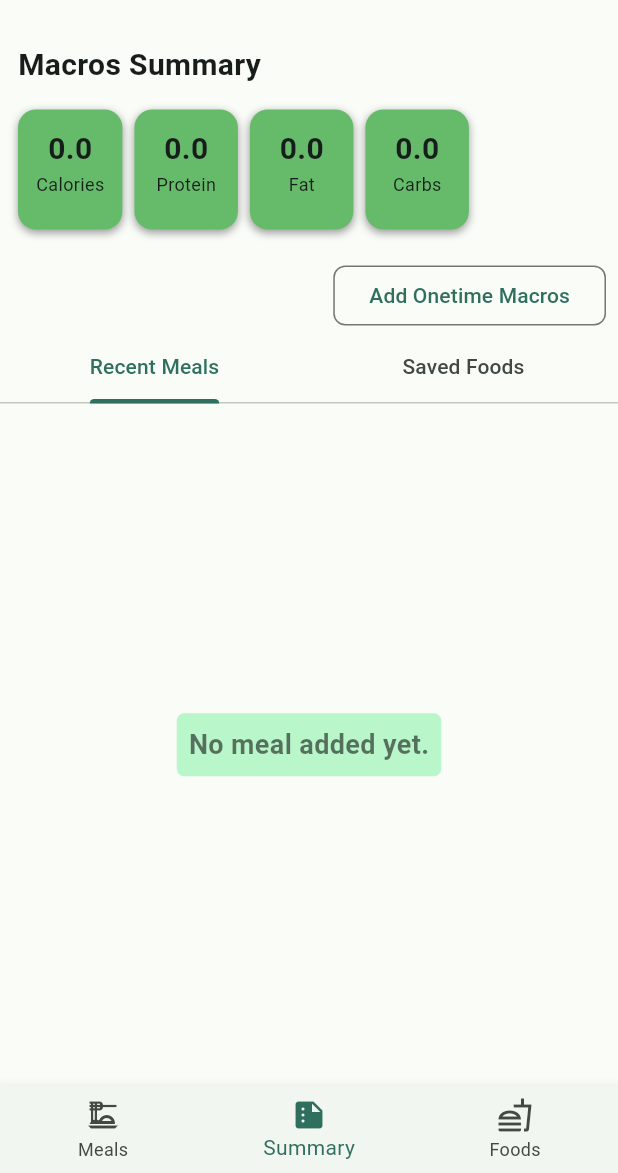
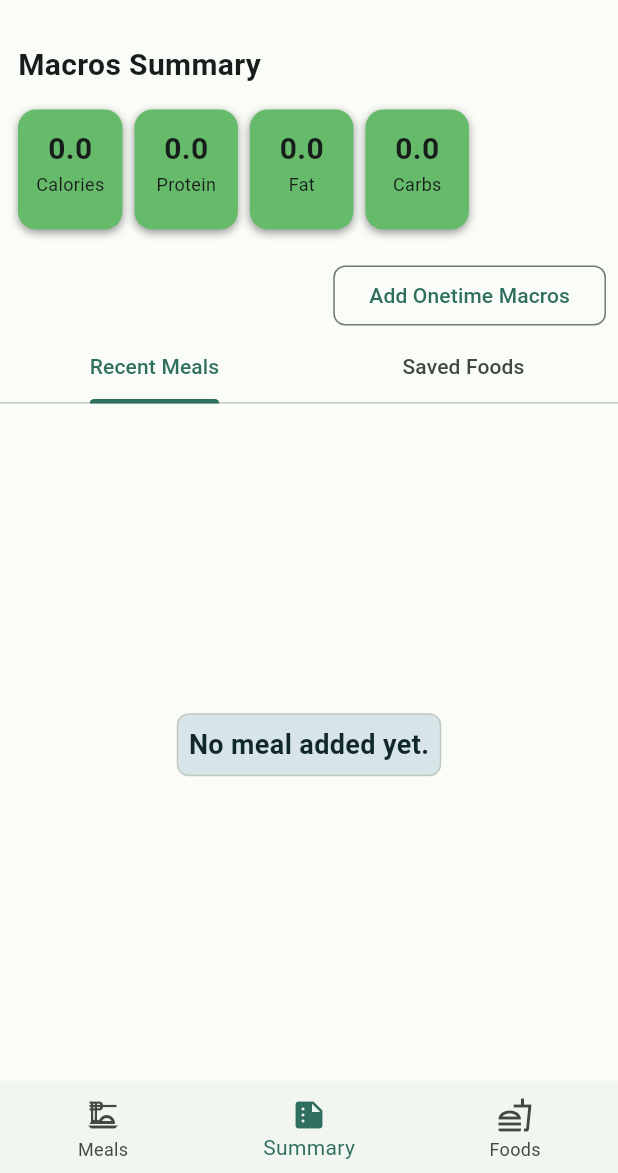
Before and after one commit to ashishtandon2000/macro_diary, a Flutter app: the screen it shows after launch, on a phone screen of 412 x 824 dp, the part 63-1236 px from its top. Run offline on Flutter 3.47's test engine with Material 3 defaults, Android fonts, the phone set to English and light mode, and no system bars; our stand-ins replace flutter_riverpod, isar; accounts and stored records are empty; generated files the repository leaves out were written again.

Commit message:
Update loader to new color scheme

```diff
--- a/lib/core/widgets/loader.dart
+++ b/lib/core/widgets/loader.dart
@@ -2,23 +2,31 @@ part of 'ui_util.dart';
 
 const _circularLoader = Center(child: CircularProgressIndicator());
 
-Widget _nullScreenMessage(String message){
+Widget _nullScreenMessage(String message) {
+  return Builder(
+    builder: (context) {
+      final colorScheme = Theme.of(context).colorScheme;
+
       return Center(
-    child :DecoratedBox(
+        child: DecoratedBox(
           decoration: BoxDecoration(
-        color: Colors.greenAccent.shade100 ,
-        borderRadius: BorderRadius.circular(5)
+            color: colorScheme.secondaryContainer,
+            border: Border.all(color: colorScheme.outlineVariant),
+            borderRadius: BorderRadius.circular(8),
           ),
           child: Padding(
             padding: const EdgeInsets.all(8.0),
-        child: Text(message,
-          style: const TextStyle(
-            color: Colors.black54 ,
+            child: Text(
+              message,
+              style: TextStyle(
+                color: colorScheme.onSecondaryContainer,
                 fontSize: 18,
                 fontWeight: FontWeight.w600,
               ),
             ),
           ),
-    )
+        ),
+      );
+    },
   );
 }
```
Lines whose indentation alone changed are shown as unchanged.
